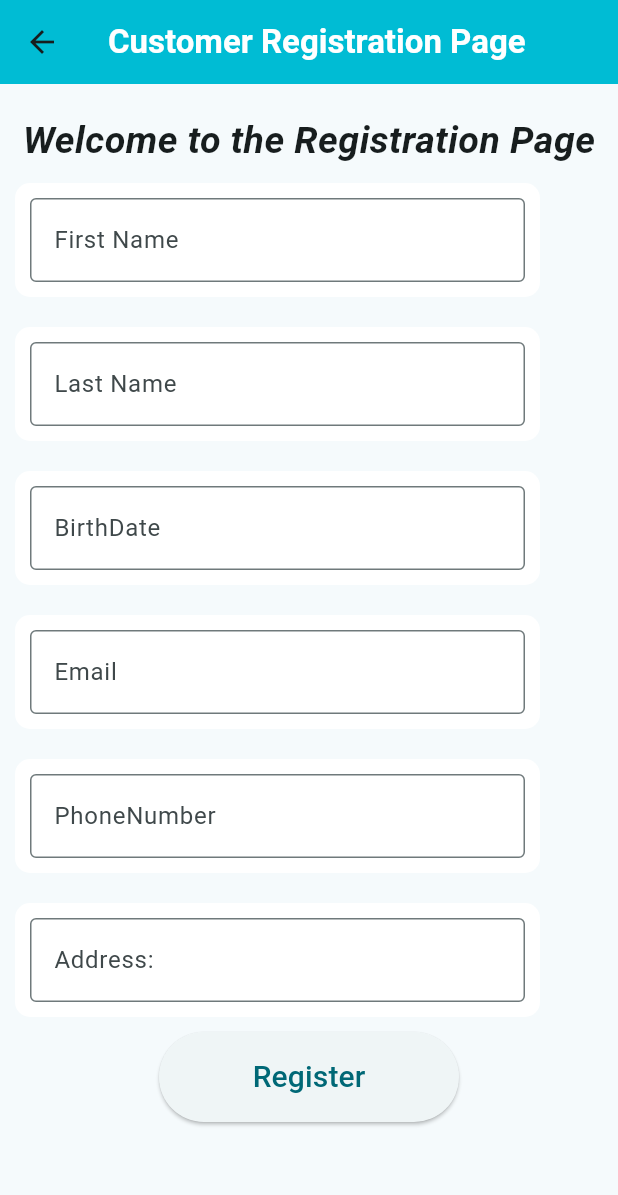
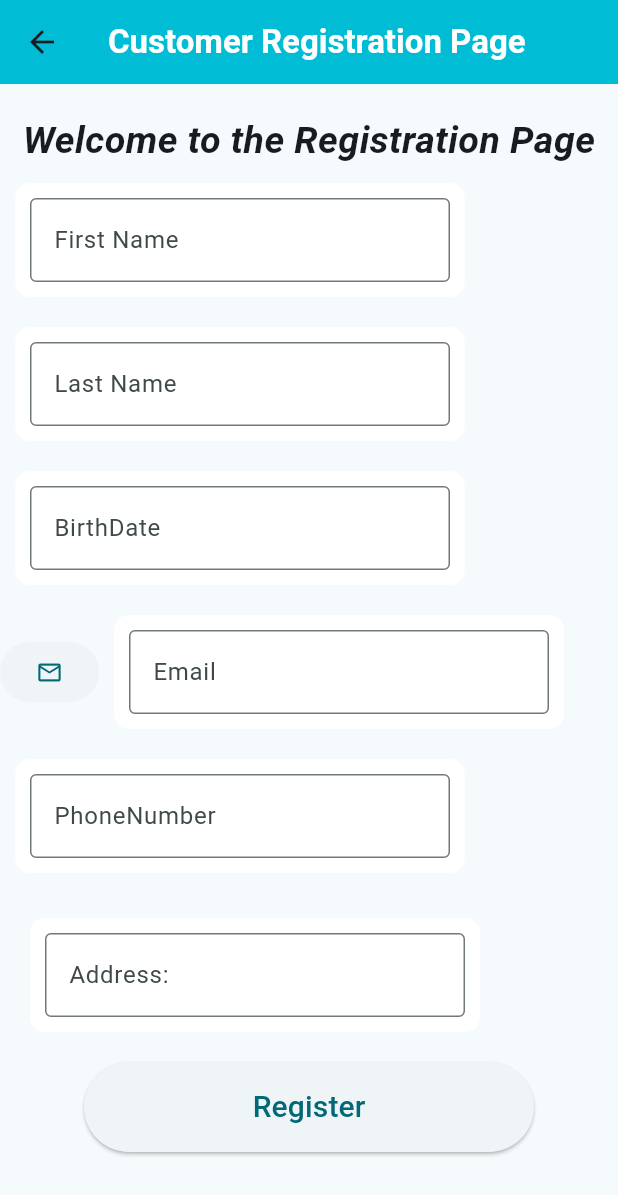
Before and after one commit to Krish14505/group_project, a Flutter app: the CustomerRegistration screen opened by its route, on a phone screen of 412 x 824 dp. Shown: the top 1195 px of the screen. Run offline on Flutter 3.47's test engine with Material 3 defaults, Android fonts, the phone set to English and light mode, and no system bars; our stand-ins replace floor, sqflite; missing offline and left inert: encrypted_shared_preferences; accounts and stored records are empty; generated files the repository leaves out were written again; statements that could not run were skipped.

Commit message:
added the icon for the email address

```diff
--- a/lib/Customer_Registration.dart
+++ b/lib/Customer_Registration.dart
@@ -3,6 +3,7 @@ import 'package:flutter/material.dart';
 import 'package:group_project/Customer.dart';
 import 'package:group_project/CustomerDAO.dart';
 import 'package:group_project/CustomerDataRepository.dart';
+import 'package:url_launcher/url_launcher.dart';
 
 import 'CustomerDatabase.dart';
 
@@ -101,7 +102,7 @@ static List<Customer> customerLists= [];
             children: [
               //column for the other field
               Container(
-                width: 350, // Adjust the width as needed
+                width: 300, // Adjust the width as needed
                 padding: const EdgeInsets.all(10.0), // Optional: Add padding
                 margin: const EdgeInsets.all(10.0), // Optional: Add margin
                 decoration: BoxDecoration(
@@ -125,7 +126,7 @@ static List<Customer> customerLists= [];
             children: [
               //column for the other field
               Container(
-                width: 350, // Adjust the width as needed
+                width: 300, // Adjust the width as needed
                 padding: const EdgeInsets.all(10.0), // Optional: Add padding
                 margin: const EdgeInsets.all(10.0), // Optional: Add margin
                 decoration: BoxDecoration(
@@ -151,7 +152,7 @@ static List<Customer> customerLists= [];
               children: [
                 //column for the other field
                 Container(
-                  width: 350, // Adjust the width as needed
+                  width: 300, // Adjust the width as needed
                   padding: const EdgeInsets.all(10.0), // Optional: Add padding
                   margin: const EdgeInsets.all(10.0), // Optional: Add margin
                   decoration: BoxDecoration(
@@ -171,8 +172,9 @@ static List<Customer> customerLists= [];
           Row (
             mainAxisAlignment:  MainAxisAlignment.start,
             children: [
+              ElevatedButton(style: ElevatedButton.styleFrom(elevation: 0),onPressed: emailLauncher, child: Icon(Icons.email_outlined)),
               Container(
-                width: 350, // Adjust the width as needed
+                width: 300, // Adjust the width as needed
                 padding: const EdgeInsets.all(10.0), // Optional: Add padding
                 margin: const EdgeInsets.all(10.0), // Optional: Add margin
                 decoration: BoxDecoration(
@@ -195,7 +197,7 @@ static List<Customer> customerLists= [];
             mainAxisAlignment:  MainAxisAlignment.start,
             children: [
               Container(
-                width: 350, // Adjust the width as needed
+                width: 300, // Adjust the width as needed
                 padding: const EdgeInsets.all(10.0), // Optional: Add padding
                 margin: const EdgeInsets.all(10.0), // Optional: Add margin
                 decoration: BoxDecoration(
@@ -217,9 +219,9 @@ static List<Customer> customerLists= [];
             mainAxisAlignment:  MainAxisAlignment.start,
             children: [
               Container(
-                width: 350, // Adjust the width as needed
+                width: 300, // Adjust the width as needed
                 padding: const EdgeInsets.all(10.0), // Optional: Add padding
-                margin: const EdgeInsets.all(10.0), // Optional: Add margin
+                margin: const EdgeInsets.all(20.0), // Optional: Add margin
                 decoration: BoxDecoration(
                   color: Colors.white, // Optional: Add background color
                   borderRadius: BorderRadius.circular(10.0), // Optional: Add border radius
@@ -235,7 +237,7 @@ static List<Customer> customerLists= [];
             ],),
           //creating Register button to register the user as the customer
           SizedBox(
-            width: 200, // Set the width of the button
+            width: 300, // Set the width of the button
             height: 60, // Set the height of the button
             child: ElevatedButton(
               onPressed: registerCustomer,
@@ -296,8 +298,13 @@ static List<Customer> customerLists= [];
       _address.text = " ";
       _birthday.text =  " ";
     }
+  }
 
-  }
+void  emailLauncher() {
+  var userTypedEmailAddress = _email.value.text;
+  launch("mailto: "+userTypedEmailAddress);
+}
+
 
 
 }
--- a/pubspec.yaml
+++ b/pubspec.yaml
@@ -44,6 +44,7 @@ dependencies:
   cupertino_icons: ^1.0.6
   encrypt_shared_preferences: ^0.7.4
   encrypted_shared_preferences: ^3.0.1
+  url_launcher: ^6.3.0
 
 dev_dependencies:
   floor_generator: ^1.4.0
```
Also changed, not shown: pubspec.lock, 5 other files.
